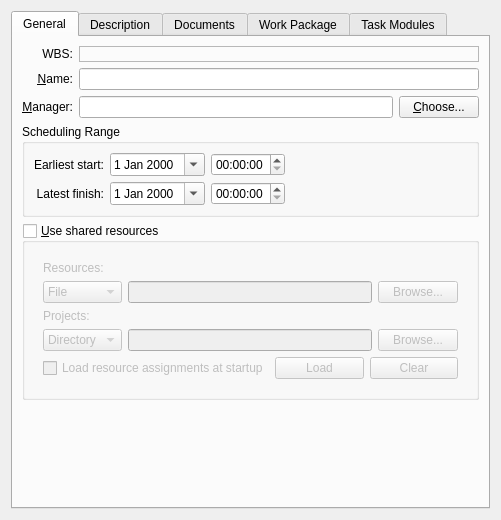
Above: src/libs/ui/kptmainprojectpanelbase.ui from KDE/calligraplan before the change. Below: the same form after it.
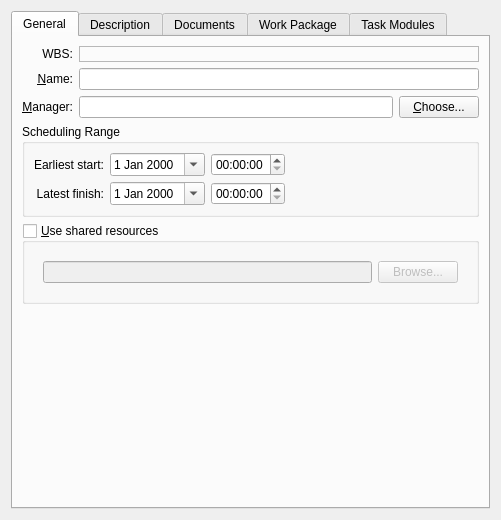
That is the form after the change. Icons and pictures are not drawn. Custom widgets are drawn as their Qt base class.

Commit message:
Remove shared project from user control in plan
This is all handled by portfolio now

```diff
--- a/src/libs/ui/kptmainprojectpanelbase.ui
+++ b/src/libs/ui/kptmainprojectpanelbase.ui
@@ -220,25 +220,9 @@
            <widget class="QWidget" name="resourcesWidget" native="true">
             <layout class="QGridLayout" name="gridLayout_3">
              <item row="0" column="0">
-              <widget class="QLabel" name="resourcesLabel">
-               <property name="text">
-                <string>Resources:</string>
-               </property>
-              </widget>
-             </item>
-             <item row="1" column="0">
-              <widget class="QComboBox" name="resourcesType">
-               <item>
-                <property name="text">
-                 <string>File</string>
-                </property>
-               </item>
-              </widget>
-             </item>
-             <item row="1" column="1">
               <widget class="QLineEdit" name="resourcesFile"/>
              </item>
-             <item row="1" column="2">
+             <item row="0" column="1">
               <widget class="QPushButton" name="resourcesBrowseBtn">
                <property name="text">
                 <string>Browse...</string>
@@ -249,69 +233,6 @@
                </property>
               </widget>
              </item>
-             <item row="2" column="0">
-              <widget class="QLabel" name="projectsLabel">
-               <property name="text">
-                <string>Projects:</string>
-               </property>
-              </widget>
-             </item>
-             <item row="3" column="0">
-              <widget class="QComboBox" name="projectsType">
-               <item>
-                <property name="text">
-                 <string>Directory</string>
-                </property>
-               </item>
-              </widget>
-             </item>
-             <item row="3" column="1">
-              <widget class="QLineEdit" name="projectsPlace"/>
-             </item>
-             <item row="3" column="2">
-              <widget class="QPushButton" name="projectsBrowseBtn">
-               <property name="text">
-                <string>Browse...</string>
-               </property>
-               <property name="icon">
-                <iconset theme="document-open">
-                 <normaloff>.</normaloff>.</iconset>
-               </property>
-              </widget>
-             </item>
-             <item row="4" column="0" colspan="3">
-              <layout class="QHBoxLayout" name="horizontalLayout_2">
-               <item>
-                <widget class="QCheckBox" name="projectsLoadAtStartup">
-                 <property name="text">
-                  <string>Load resource assignments at startup</string>
-                 </property>
-                </widget>
-               </item>
-               <item>
-                <widget class="QPushButton" name="projectsLoadBtn">
-                 <property name="text">
-                  <string>Load</string>
-                 </property>
-                 <property name="icon">
-                  <iconset theme="document-import">
-                   <normaloff>.</normaloff>.</iconset>
-                 </property>
-                </widget>
-               </item>
-               <item>
-                <widget class="QPushButton" name="projectsClearBtn">
-                 <property name="text">
-                  <string>Clear</string>
-                 </property>
-                 <property name="icon">
-                  <iconset theme="edit-clear">
-                   <normaloff>.</normaloff>.</iconset>
-                 </property>
-                </widget>
-               </item>
-              </layout>
-             </item>
             </layout>
            </widget>
           </item>
```
Left out of the diff: 7 changed lines with no effect on the pictures. The commit also changes 21 other files.
